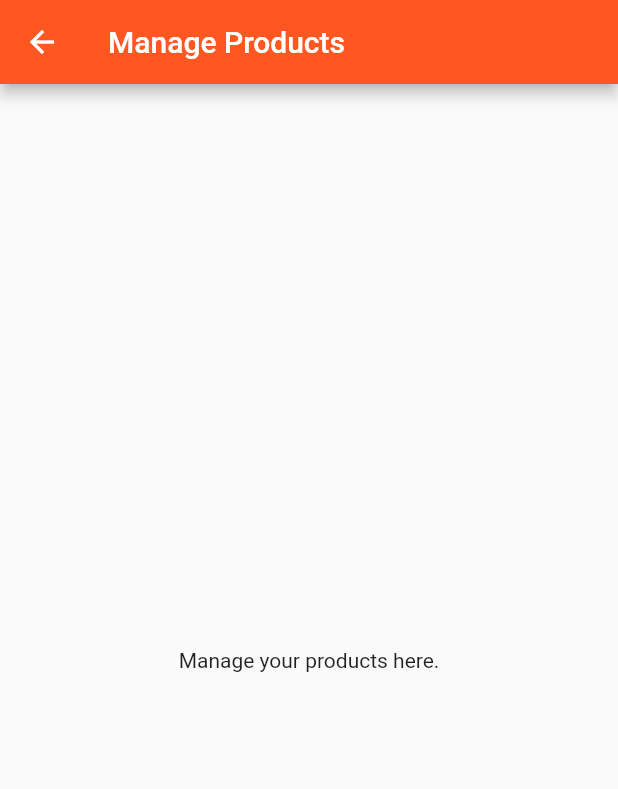
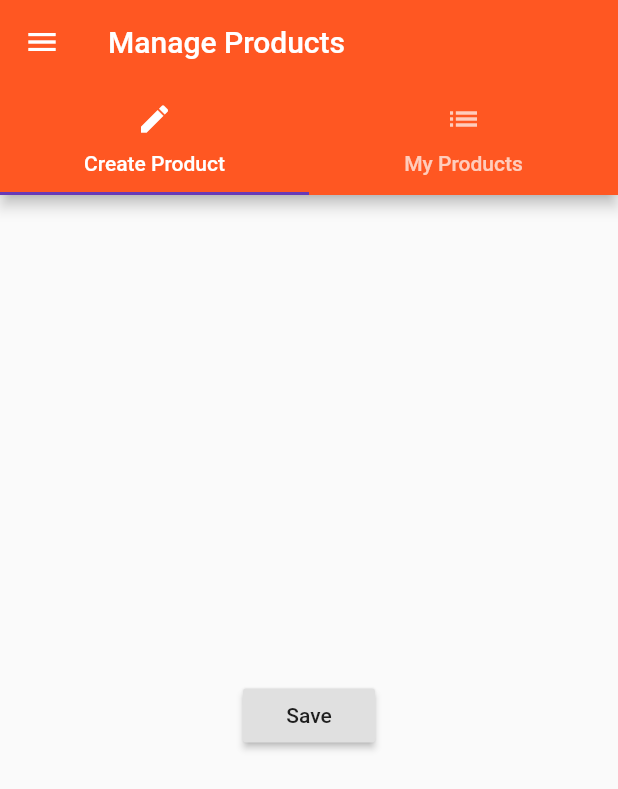
Before and after one commit to freddyiniguez/learning-flutter, a Flutter app: the ProductsAdminPage screen opened directly, on a phone screen of 412 x 824 dp. Shown: the top 789 px of the screen. Run offline on Flutter 3.47's test engine with Material 2 defaults, Android fonts, the phone set to English and light mode, and no system bars.

Commit message:
Section 6 about Navigation was completed.

```diff
--- /dev/null
+++ b/lib/pages/product_create.dart
@@ -0,0 +1,21 @@
+import 'package:flutter/material.dart';
+
+class ProductCreatePage extends StatelessWidget {
+  @override
+  Widget build(BuildContext context) {
+    return Center(
+      child: RaisedButton(
+        child: Text('Save'),
+        onPressed: () {
+          showModalBottomSheet(
+              context: context,
+              builder: (BuildContext context) {
+                return Center(
+                  child: Text('This is a Model!'),
+                );
+              });
+        },
+      ),
+    );
+  }
+}
--- a/lib/pages/products_admin.dart
+++ b/lib/pages/products_admin.dart
@@ -1,14 +1,41 @@
 import 'package:flutter/material.dart';
+
+import './product_create.dart';
+import './product_list.dart';
 
 class ProductsAdminPage extends StatelessWidget {
   @override
   Widget build(BuildContext context) {
-    return Scaffold(
-      appBar: AppBar(
-        title: Text('Manage Products'),
-      ),
-      body: Center(
-        child: Text('Manage your products here.'),
+    return DefaultTabController(
+      length: 2,
+      child: Scaffold(
+        drawer: Drawer(
+            child: Column(
+          children: <Widget>[
+            AppBar(automaticallyImplyLeading: false, title: Text('Choose')),
+            ListTile(
+              title: Text('All Products'),
+              onTap: () {
+                Navigator.pushReplacementNamed(context, '/');
+              },
+            )
+          ],
+        )),
+        appBar: AppBar(
+          title: Text('Manage Products'),
+          bottom: TabBar(
+            tabs: <Widget>[
+              Tab(icon: Icon(Icons.create), text: 'Create Product'),
+              Tab(icon: Icon(Icons.list), text: 'My Products')
+            ],
+          ),
+        ),
+        body: TabBarView(
+          children: <Widget>[
+            ProductCreatePage(),
+            ProductListPage(),
+          ],
+        ),
       ),
     );
   }
```
Also changed, not shown: lib/main.dart (+60 -24 lines), lib/pages/auth.dart (+1 -7 lines), lib/pages/product.dart (+29 -7 lines), lib/pages/product_list.dart (added, +8 -0 lines), lib/pages/products.dart (+12 -7 lines), lib/product_manager.dart (+8 -57 lines), lib/products.dart (+3 -13 lines), pubspec.lock.
